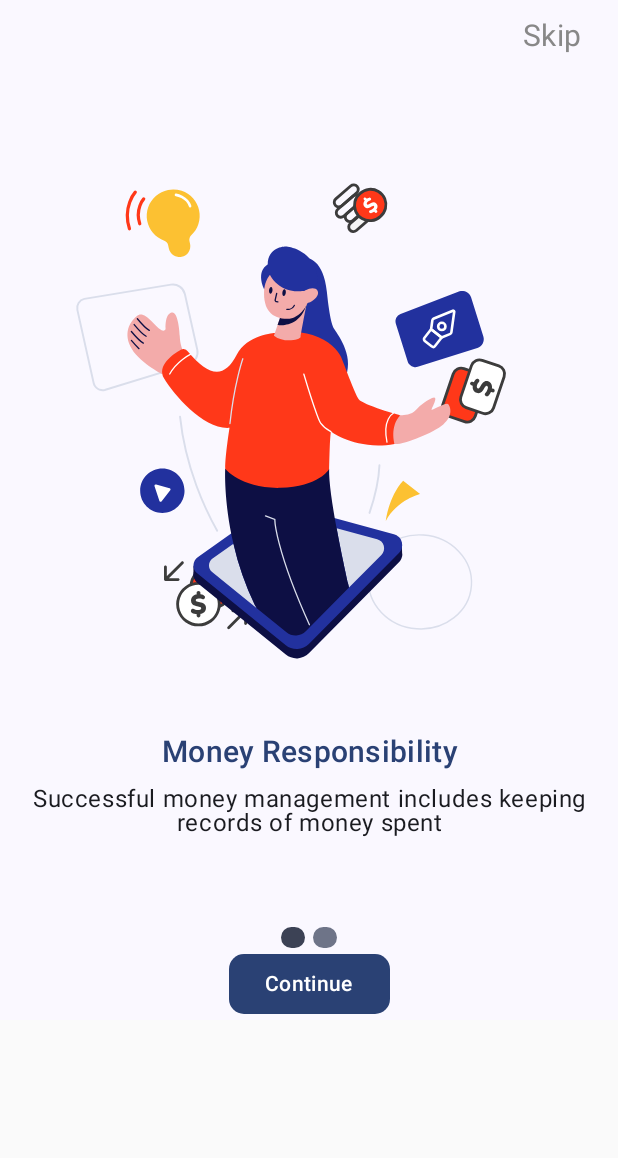
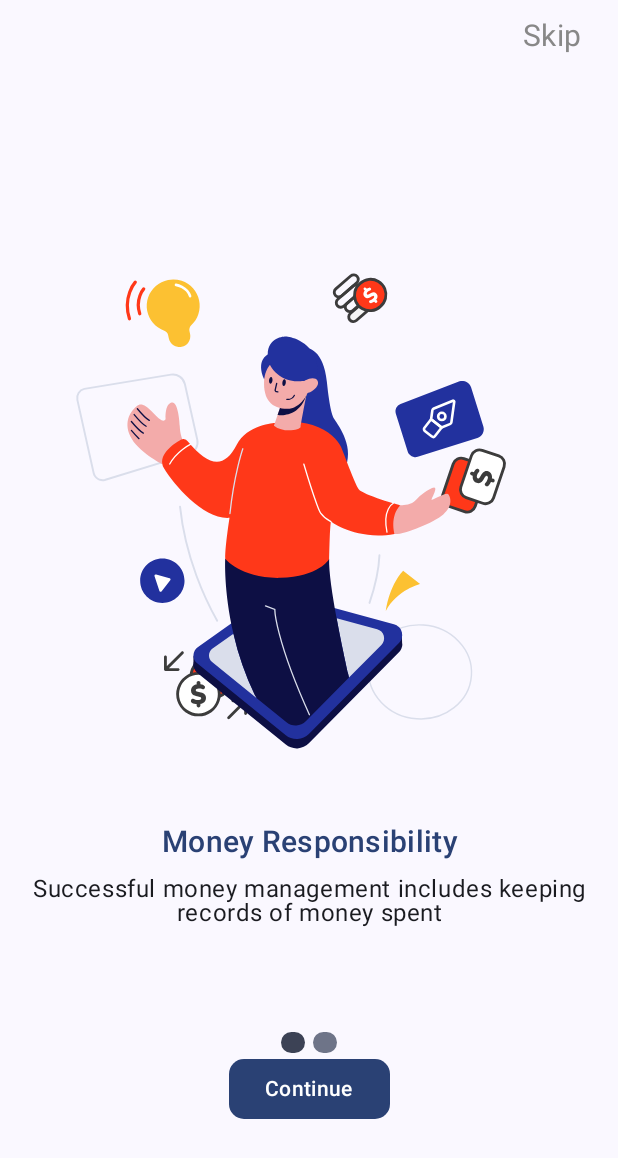
Before and after one commit to Aman-pandey07/Financial_Litracy_App, an Android app built with Jetpack Compose: the screen it shows after launch (MainActivity), on a phone screen of 412 x 824 dp. Shown: the top 1158 px of the screen. Run offline under Robolectric (Android 15) with nearby library versions, the phone set to English and light mode, and no system bars.

Commit message:
onboarding and navigation setup

```diff
--- a/app/build.gradle.kts
+++ b/app/build.gradle.kts
@@ -66,4 +66,7 @@ dependencies {
     androidTestImplementation(libs.androidx.ui.test.junit4)
     debugImplementation(libs.androidx.ui.tooling)
     debugImplementation(libs.androidx.ui.test.manifest)
+
+
+    implementation(libs.androidx.navigation.compose)
 }
--- a/app/src/main/java/com/aman/financial_litracy_app/MainActivity.kt
+++ b/app/src/main/java/com/aman/financial_litracy_app/MainActivity.kt
@@ -1,60 +1,31 @@
 package com.aman.financial_litracy_app
 
+import App
 import android.os.Bundle
 
 import androidx.activity.ComponentActivity
 import androidx.activity.compose.setContent
 import androidx.activity.enableEdgeToEdge
-import androidx.compose.foundation.layout.Column
 import androidx.compose.material3.MaterialTheme
 import androidx.compose.material3.Surface
-import androidx.compose.material3.Text
-import androidx.compose.runtime.Composable
-import androidx.compose.runtime.rememberCoroutineScope
-import com.aman.financial_litracy_app.onboard.OnboardingScreen
-import com.aman.financial_litracy_app.onboard.OnboardingUtils
+
 import com.aman.financial_litracy_app.ui.theme.Financial_Litracy_AppTheme
-import kotlinx.coroutines.launch
+
+
+
 
 class MainActivity : ComponentActivity() {
-
-    private val onboardingUtils by lazy { OnboardingUtils(this) }
     override fun onCreate(savedInstanceState: Bundle?) {
         super.onCreate(savedInstanceState)
         enableEdgeToEdge()
         setContent {
             Financial_Litracy_AppTheme {
                 Surface(color = MaterialTheme.colorScheme.background) {
-                    if (onboardingUtils.isOnboardingComplete()){
-                        ShowHomeScreen()
-                    }else{
-                        ShowOnboardingScreen()
-                    }
+                    App()
                 }
 
 
             }
         }
     }
-    @Composable
-    private fun ShowOnboardingScreen() {
-        val scope = rememberCoroutineScope()
-        OnboardingScreen {
-            onboardingUtils.setOnboardingComplete()
-            scope.launch {
-                setContent {
-                    ShowHomeScreen()
-                }
-            }
-        }
-    }
 }
-
-
-
-@Composable
-private fun ShowHomeScreen() {
-    Column {
-        Text(text = "Home Screen", style = MaterialTheme.typography.headlineLarge)
-    }
-}
--- /dev/null
+++ b/app/src/main/java/com/aman/financial_litracy_app/navigation/Navigation.kt
@@ -0,0 +1,63 @@
+
+
+
+import androidx.compose.runtime.Composable
+import androidx.navigation.compose.NavHost
+import androidx.navigation.compose.composable
+import androidx.navigation.compose.rememberNavController
+import com.aman.financial_litracy_app.homescreen.HomeScreen
+import com.aman.financial_litracy_app.loginregistration.Login
+import com.aman.financial_litracy_app.loginregistration.SelectClass
+import com.aman.financial_litracy_app.loginregistration.SignupComplete
+import com.aman.financial_litracy_app.loginregistration.SignupStart
+import com.aman.financial_litracy_app.loginregistration.forgetpassword.ForgetPassword1
+import com.aman.financial_litracy_app.loginregistration.forgetpassword.ForgetPassword2
+import com.aman.financial_litracy_app.loginregistration.forgetpassword.ForgetPassword3
+import com.aman.financial_litracy_app.loginregistration.forgetpassword.ForgetPassword4
+import com.aman.financial_litracy_app.navigation.Routes
+import com.aman.financial_litracy_app.onboard.OnboardingScreen
+
+
+
+
+@Composable
+fun App() {
+
+    val navController = rememberNavController()
+
+    NavHost(
+        navController = navController,
+        startDestination =Routes.OnboardingScreen
+    ) {
+        composable(Routes.Login) {
+            Login(navController)
+        }
+        composable(Routes.SignupStart) {
+            SignupStart(navController)
+        }
+        composable(Routes.SignupComplete) {
+            SignupComplete(navController)
+        }
+        composable(Routes.ForgetPassword1) {
+            ForgetPassword1(navController)
+        }
+        composable(Routes.ForgetPassword2) {
+            ForgetPassword2(navController)
+        }
+        composable(Routes.ForgetPassword3) {
+            ForgetPassword3(navController)
+        }
+        composable(Routes.ForgetPassword4) {
+            ForgetPassword4(navController)
+        }
+        composable(Routes.SelectClass) {
+            SelectClass(navController)
+        }
+        composable(Routes.HomeScreen) {
+            HomeScreen(navController)
+        }
+        composable(Routes.OnboardingScreen) {
+            OnboardingScreen(navController) { navController.navigate(Routes.HomeScreen) }
+        }
+    }
+}
--- /dev/null
+++ b/app/src/main/java/com/aman/financial_litracy_app/navigation/Routes.kt
@@ -0,0 +1,14 @@
+package com.aman.financial_litracy_app.navigation
+
+object Routes {
+    var Login = "login"
+    var SignupStart = "signup_start"
+    var SignupComplete = "signup_complete"
+    var ForgetPassword1 = "forget_password1"
+    var ForgetPassword2 = "forget_password2"
+    var ForgetPassword3 = "forget_password3"
+    var ForgetPassword4 = "forget_password4"
+    var SelectClass = "select_class"
+    var HomeScreen = "home_screen"
+    var OnboardingScreen = "onboarding_screen"
+}
--- a/app/src/main/java/com/aman/financial_litracy_app/onboard/OnboardingScreen.kt
+++ b/app/src/main/java/com/aman/financial_litracy_app/onboard/OnboardingScreen.kt
@@ -5,8 +5,10 @@ import androidx.compose.foundation.layout.Arrangement
 import androidx.compose.foundation.layout.Column
 import androidx.compose.foundation.layout.Row
 import androidx.compose.foundation.layout.Spacer
+import androidx.compose.foundation.layout.fillMaxHeight
 import androidx.compose.foundation.layout.fillMaxSize
 import androidx.compose.foundation.layout.fillMaxWidth
+import androidx.compose.foundation.layout.padding
 import androidx.compose.foundation.layout.size
 import androidx.compose.foundation.pager.HorizontalPager
 import androidx.compose.foundation.pager.rememberPagerState
@@ -18,18 +20,22 @@ import androidx.compose.ui.Modifier
 import androidx.compose.ui.graphics.Color
 import androidx.compose.ui.tooling.preview.Preview
 import androidx.compose.ui.unit.dp
+import androidx.navigation.NavController
 import kotlinx.coroutines.launch
 
 @OptIn(ExperimentalFoundationApi::class)
 @Composable
-fun OnboardingScreen(onFinished: () -> Unit) {
+fun OnboardingScreen(navController: NavController,onFinished: () -> Unit) {
     val pages = listOf(OnboardingModel.FirstPages,OnboardingModel.SecondPages)
     val pagerState = rememberPagerState (initialPage = 0){
         pages.size
     }
     val scope = rememberCoroutineScope()
-    Column {
-        Row(modifier = Modifier.fillMaxWidth(),
+    Column(modifier = Modifier.fillMaxSize()) {
+        Row(
+            modifier = Modifier
+                .fillMaxWidth()
+                .padding(0.dp),
             horizontalArrangement = Arrangement.End,
             verticalAlignment = Alignment.Bottom
         ) { ButtonUI(text = "Skip",
@@ -38,22 +44,28 @@ fun OnboardingScreen(onFinished: () -> Unit) {
             textStyle = MaterialTheme.typography.bodyMedium,
             fontSize = 20) {/* manage onclick here*/} }
 
+        Spacer(modifier = Modifier.size(60.dp))
+
 
         HorizontalPager(state = pagerState) {index ->
             OnboardingGraphUI(onboardingModel = pages[index])
         }
 
 
-        Spacer(modifier = Modifier.size(50.dp))
+        Spacer(modifier = Modifier.size(60.dp))
 
 
-        Row(modifier = Modifier.fillMaxWidth(),
+        Row(modifier = Modifier
+            .fillMaxWidth()
+            .padding(0.dp),
                 horizontalArrangement = Arrangement.Center,
             verticalAlignment = Alignment.Bottom
         ) { IndicatorUI(pageSize = pages.size, currentPage = pagerState.currentPage) }
 
 
-        Row(modifier = Modifier.fillMaxWidth(),
+        Row(modifier = Modifier
+            .fillMaxWidth()
+            .padding(0.dp),
             horizontalArrangement = Arrangement.Center,
             verticalAlignment = Alignment.Bottom
         ) {
@@ -73,10 +85,10 @@ fun OnboardingScreen(onFinished: () -> Unit) {
     }
 }
 
-@Preview(showBackground = true)
-@Composable
-fun OnboardingScreenPreview(){
-    OnboardingScreen{
-
-    }
-}
+//@Preview(showBackground = true)
+//@Composable
+//fun OnboardingScreenPreview(){
+//    OnboardingScreen{
+//
+//    }
+//}
--- a/gradle/libs.versions.toml
+++ b/gradle/libs.versions.toml
@@ -8,9 +8,11 @@ espressoCore = "3.6.1"
 lifecycleRuntimeKtx = "2.8.4"
 activityCompose = "1.9.1"
 composeBom = "2024.04.01"
+navigationCompose = "2.7.7"
 
 [libraries]
 androidx-core-ktx = { group = "androidx.core", name = "core-ktx", version.ref = "coreKtx" }
+androidx-navigation-compose = { module = "androidx.navigation:navigation-compose", version.ref = "navigationCompose" }
 junit = { group = "junit", name = "junit", version.ref = "junit" }
 androidx-junit = { group = "androidx.test.ext", name = "junit", version.ref = "junitVersion" }
 androidx-espresso-core = { group = "androidx.test.espresso", name = "espresso-core", version.ref = "espressoCore" }
```
Also changed, not shown: app/src/main/java/com/aman/financial_litracy_app/homescreen/HomeScreen.kt (added, +15 -0 lines), app/src/main/java/com/aman/financial_litracy_app/loginregistration/Login.kt (added, +10 -0 lines), app/src/main/java/com/aman/financial_litracy_app/loginregistration/SelectClass.kt (added, +9 -0 lines), app/src/main/java/com/aman/financial_litracy_app/loginregistration/SignupComplete.kt (added, +9 -0 lines), app/src/main/java/com/aman/financial_litracy_app/loginregistration/SignupStart.kt (added, +9 -0 lines), app/src/main/java/com/aman/financial_litracy_app/loginregistration/forgetpassword/ForgetPassword1.kt (added, +9 -0 lines), app/src/main/java/com/aman/financial_litracy_app/loginregistration/forgetpassword/ForgetPassword2.kt (added, +9 -0 lines), app/src/main/java/com/aman/financial_litracy_app/loginregistration/forgetpassword/ForgetPassword3.kt (added, +9 -0 lines), app/src/main/java/com/aman/financial_litracy_app/loginregistration/forgetpassword/ForgetPassword4.kt (added, +9 -0 lines).
